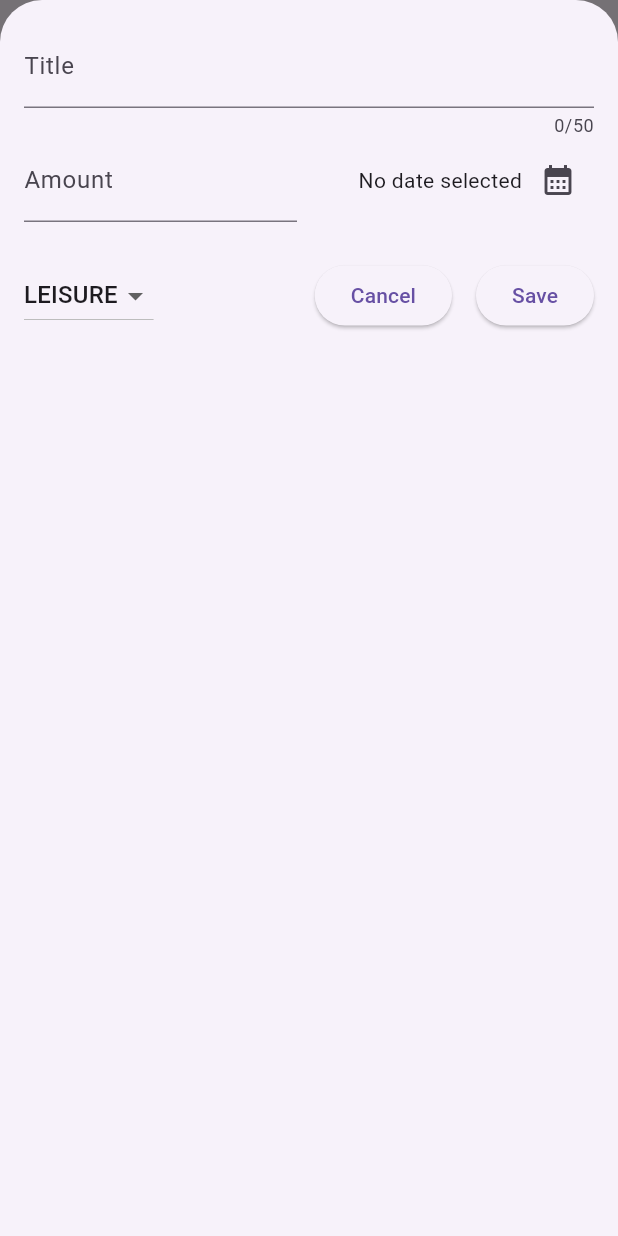
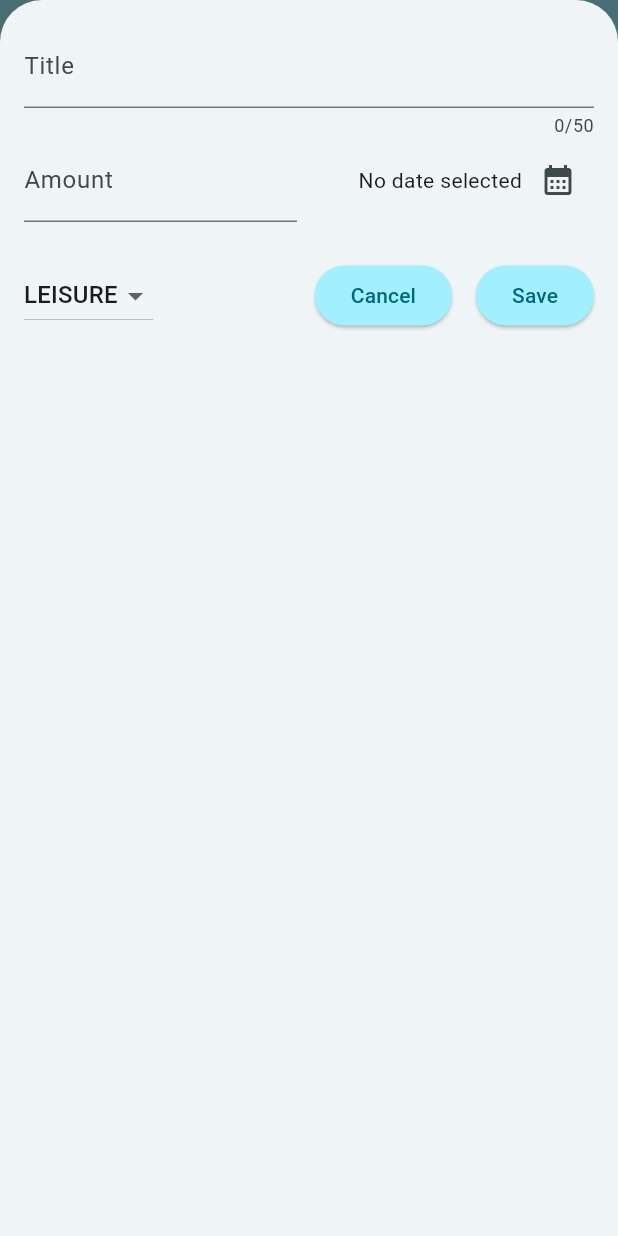
Before and after one commit to eacardenase/flutter-expenses, a Flutter app: the screen it shows after launch, after a tap on the "add" icon, on a phone screen of 412 x 824 dp. Run offline on Flutter 3.47's test engine with Material 3 defaults, Android fonts, the phone set to English and light mode, and no system bars.

Commit message:
feat: setup main theme

```diff
--- a/lib/main.dart
+++ b/lib/main.dart
@@ -1,12 +1,39 @@
 import 'package:flutter/material.dart';
 
 import 'package:expense_tracker/screens/expenses_screen.dart';
+
+var colorScheme = ColorScheme.fromSeed(seedColor: Colors.cyan);
 
 void main() {
   runApp(
     MaterialApp(
       debugShowCheckedModeBanner: false,
-      home: ExpensesScreen(),
+      theme: ThemeData().copyWith(
+        colorScheme: colorScheme,
+        appBarTheme: const AppBarTheme().copyWith(
+          backgroundColor: colorScheme.primaryContainer,
+          foregroundColor: colorScheme.onPrimaryContainer,
+        ),
+        cardTheme: const CardTheme().copyWith(
+          color: colorScheme.secondaryContainer,
+          margin: const EdgeInsets.symmetric(
+            horizontal: 16,
+            vertical: 8,
+          ),
+        ),
+        elevatedButtonTheme: ElevatedButtonThemeData(
+          style: ElevatedButton.styleFrom(
+            backgroundColor: colorScheme.primaryContainer,
+          ),
+        ),
+        textTheme: ThemeData().textTheme.copyWith(
+              titleLarge: const TextStyle(
+                fontStyle: FontStyle.italic,
+                // fontSize: 24,
+              ),
+            ),
+      ),
+      home: const ExpensesScreen(),
     ),
   );
 }
```
